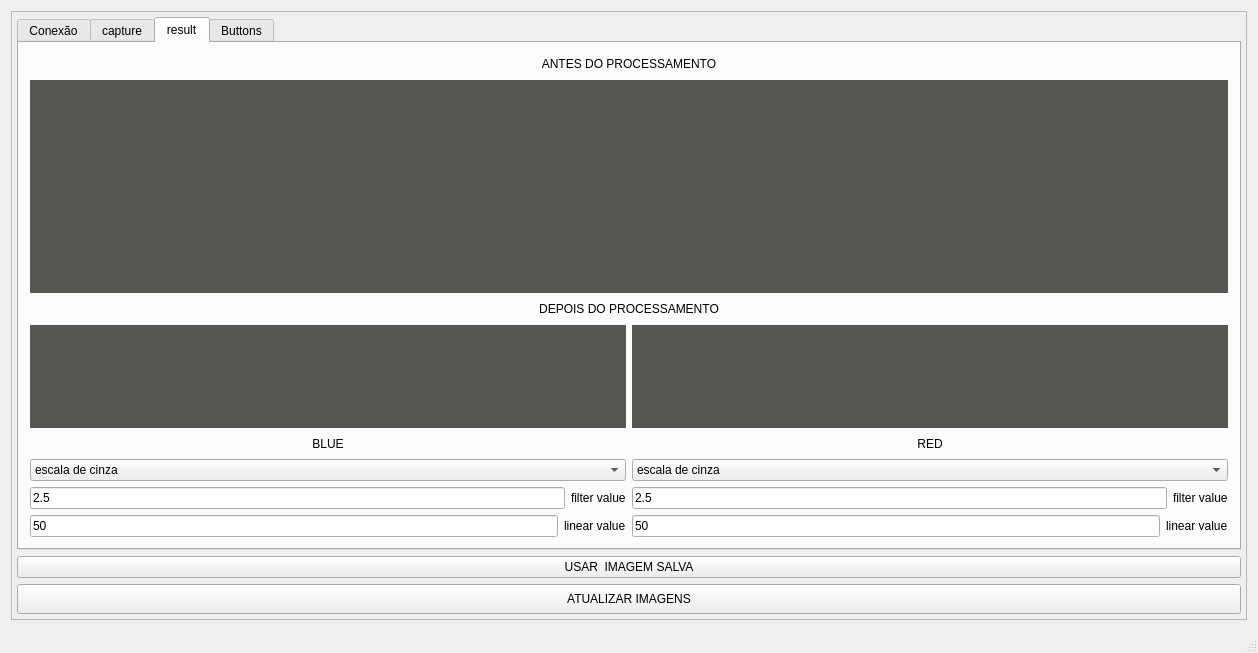
Above: Software-Qt/mainwindow.ui from EngineeringLibrary/BCN3D before the change. Below: the same form after it.
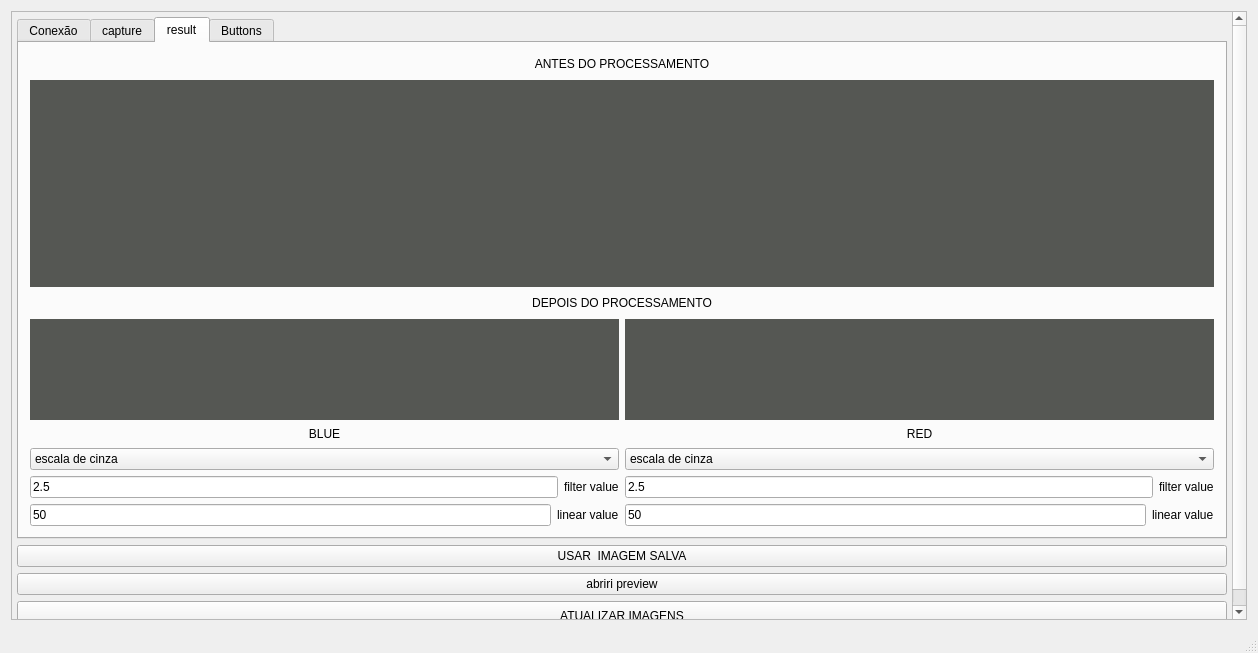
That is the form after the change. The open tabs and pages were chosen to show the change.

Commit message: adicionando ui para preview

Diff of the .ui file:
```diff
--- a/Software-Qt/mainwindow.ui
+++ b/Software-Qt/mainwindow.ui
@@ -30,9 +30,9 @@
        <property name="geometry">
         <rect>
          <x>0</x>
-         <y>0</y>
+         <y>-176</y>
          <width>1224</width>
-         <height>750</height>
+         <height>784</height>
         </rect>
        </property>
        <layout class="QGridLayout" name="gridLayout_8">
@@ -1219,7 +1219,7 @@
           </item>
          </layout>
         </item>
-        <item row="2" column="0">
+        <item row="3" column="0">
          <widget class="QPushButton" name="refresh">
           <property name="sizePolicy">
            <sizepolicy hsizetype="Minimum" vsizetype="Minimum">
@@ -1257,6 +1257,13 @@
           </property>
          </widget>
         </item>
+        <item row="2" column="0">
+         <widget class="QPushButton" name="button_preview">
+          <property name="text">
+           <string>abriri preview</string>
+          </property>
+         </widget>
+        </item>
        </layout>
       </widget>
      </widget>
```
Left out of the diff: 2 changed lines with no effect on the pictures. The commit also changes 11 other files.
